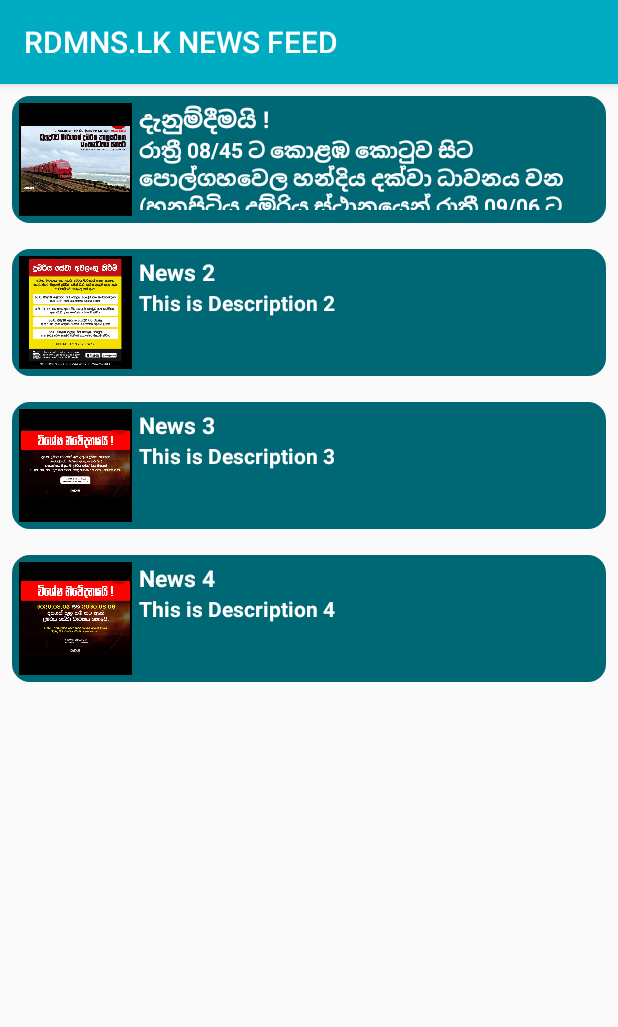
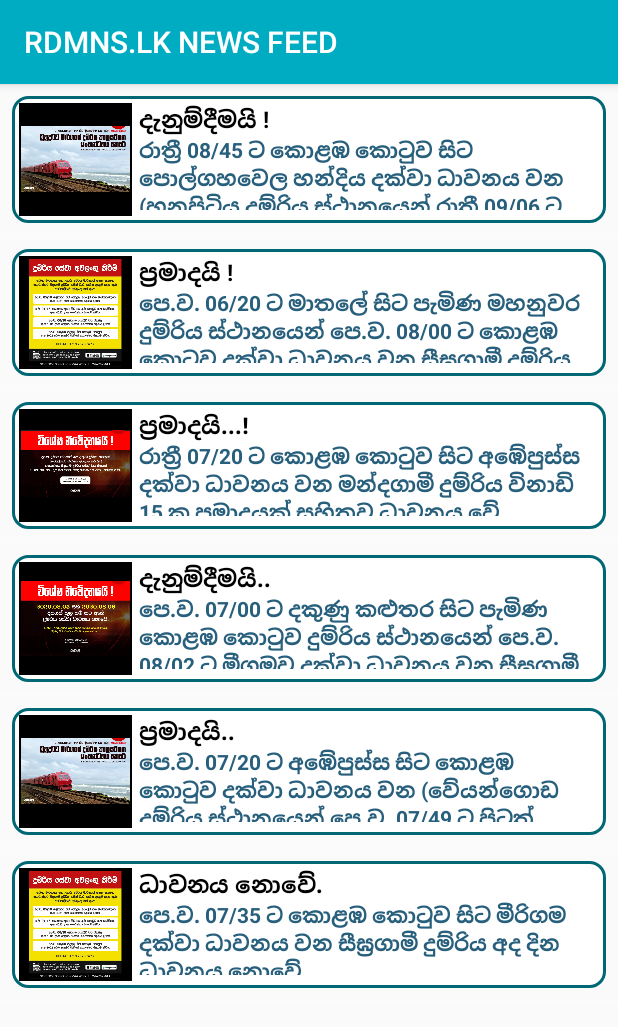
Before and after one commit to niroshan-ran/RDMNS_LK_REDESIGNED, an Android app: the MainNewsFeed screen opened directly, with no data from a screen before it, on a phone screen of 412 x 824 dp. Shown: the top 1027 px of the screen. Run offline under Robolectric (Android 15) with nearby library versions, the phone set to English and light mode, and no system bars.

Commit message:
UI fixes 2

```diff
--- a/app/src/main/java/com/uee/rdmns_lk_redesigned/MainNewsFeed.java
+++ b/app/src/main/java/com/uee/rdmns_lk_redesigned/MainNewsFeed.java
@@ -21,9 +21,19 @@ import java.util.List;
 public class MainNewsFeed extends AppCompatActivity {
 
     ListView NewsFeed_listView;
-    int newsBanners[] = {R.drawable.news1, R.drawable.news2, R.drawable.news3, R.drawable.news4};
-    String newsTopics[] = {"දැනුම්දීමයි !","News 2","News 3","News 4"};
-    String newsDescription[] = {"රාත්\u200Dරී 08/45 ට කොළඹ කොටුව සිට පොල්ගහවෙල හන්දිය දක්වා ධාවනය වන (හුනුපිටිය දුම්රිය ස්ථානයෙන් රාත්\u200Dරී 09/06 ට පිටත් වීමට නියමිත) මන්දගාමී දුම්රිය විනාඩි 19 ක ප්\u200Dරමාදයක් සහිතව ධාවනය වේ.", "This is Description 2","This is Description 3","This is Description 4"};
+    int newsBanners[] = {R.drawable.news1, R.drawable.news2, R.drawable.news3, R.drawable.news4, R.drawable.news1, R.drawable.news2};
+    String newsTopics[] = {"දැනුම්දීමයි !","ප්\u200Dරමාදයි !","ප්\u200Dරමාදයි...!","දැනුම්දීමයි..","ප්\u200Dරමාදයි..","ධාවනය නොවේ."};
+    String newsDescription[] = {"රාත්\u200Dරී 08/45 ට කොළඹ කොටුව සිට පොල්ගහවෙල හන්දිය දක්වා ධාවනය වන (හුනුපිටිය දුම්රිය ස්ථානයෙන් රාත්\u200Dරී 09/06 ට පිටත් වීමට නියමිත) මන්දගාමී දුම්රිය විනාඩි 19 ක ප්\u200Dරමාදයක් සහිතව ධාවනය වේ.", "පෙ.ව. 06/20 ට මාතලේ සිට පැමිණ මහනුවර දුම්රිය ස්ථානයෙන් පෙ.ව. 08/00 ට කොළඹ කොටුව දක්වා ධාවනය වන සීඝ්\u200Dරගාමී දුම්රිය විනාඩි 28 ක පමණ ප්\u200Dරමාදයක් සහිතව ධාවනය වේ.\n" +
+            "\n" +
+            "බලන දුම්රිය ස්ථානයෙන් පිටත් වීම පෙ.ව. 09/11","රාත්\u200Dරී 07/20 ට කොළඹ කොටුව සිට අඹේපුස්ස දක්වා ධාවනය වන මන්දගාමී දුම්රිය විනාඩි 15 ක ප්\u200Dරමාදයක් සහිතව ධාවනය වේ.\n" +
+            "\n" +
+            "කොළඹ කොටුව දුම්රිය ස්ථානයෙන් පිටත් වීම රාත්\u200Dරී 07/35","පෙ.ව. 07/00 ට දකුණු කළුතර සිට පැමිණ කොළඹ කොටුව දුම්රිය ස්ථානයෙන් පෙ.ව. 08/02 ට මීගමුව දක්වා ධාවනය වන සීඝ්\u200Dරගාමී දුම්රිය අද දින රාගම හන්දිය දක්වා ඇති සෑම දුම්රිය ස්ථානයකම නවත්වනවා ඇත.\n" +
+            "\n" +
+            "කොළඹ කොටුව දුම්රිය ස්ථානය.","පෙ.ව. 07/20 ට අඹේපුස්ස සිට කොළඹ කොටුව දක්වා ධාවනය වන (වේයන්ගොඩ දුම්රිය ස්ථානයෙන් පෙ.ව. 07/49 ට පිටත් වීමට නියමිත) මන්දගාමී දුම්රිය විනාඩි 19 ක ප්\u200Dරමාදයක් සහිතව ධාවනය වේ.\n" +
+            "\n" +
+            "වේයන්ගොඩ දුම්රිය ස්ථානයෙන් පිටත් වීම පෙ.ව. 08/08","පෙ.ව. 07/35 ට කොළඹ කොටුව සිට මීරිගම දක්වා ධාවනය වන සීඝ්\u200Dරගාමී දුම්රිය අද දින ධාවනය නොවේ.\n" +
+            "\n" +
+            "කොළඹ කොටුව දුම්රිය ස්ථානය."};
 
     List<NewsFeedModel> listNewsFeed = new ArrayList<>();
 
--- /dev/null
+++ b/app/src/main/res/drawable/border_news_feed.xml
@@ -0,0 +1,26 @@
+<?xml version="1.0" encoding="utf-8"?>
+<shape xmlns:android="http://schemas.android.com/apk/res/android">
+
+    <stroke
+        android:width="2sp"
+        android:color="@color/colorAccent"
+        />
+
+    <corners
+        android:topLeftRadius="10sp"
+        android:bottomLeftRadius="10dp"
+        android:topRightRadius="10dp"
+        android:bottomRightRadius="10dp"
+        />
+
+    <padding
+        android:bottom="5dp"
+        android:top="5dp"
+        android:left="5dp"
+        android:right="5dp"
+        />
+
+   <solid
+       android:color="#fff"
+       />
+</shape>
--- a/app/src/main/res/layout/activity_view_news.xml
+++ b/app/src/main/res/layout/activity_view_news.xml
@@ -16,7 +16,7 @@
 
             <ImageView
                 android:id="@+id/newsImageView"
-                android:background="@drawable/border"
+                android:background="@drawable/border_news_feed"
                 android:layout_marginTop="5dp"
                 android:layout_centerHorizontal="true"
                 android:padding="5dp"
--- a/app/src/main/res/layout/row_news_feed.xml
+++ b/app/src/main/res/layout/row_news_feed.xml
@@ -7,10 +7,9 @@
     <RelativeLayout
         android:layout_width="match_parent"
         android:layout_height="wrap_content"
-        android:background="@drawable/border"
+        android:background="@drawable/border_news_feed"
         android:layout_margin="8dp"
-
-        android:backgroundTint="@color/colorAccent">
+        >
         <ImageView
             android:id="@+id/newsBanner"
             android:src="@drawable/news2"
@@ -22,7 +21,7 @@
             android:id="@+id/newsTopic"
             android:layout_marginStart="80dp"
             android:textSize="15sp"
-            android:textColor="#fff"
+            android:textColor="#000"
             android:textStyle="bold"
             android:text="NewsTopic"
             android:layout_width="wrap_content"
@@ -31,7 +30,7 @@
             android:id="@+id/newsDescription"
             android:layout_marginStart="80dp"
             android:textStyle="bold"
-            android:textColor="#fff"
+            android:textColor="#275F7C"
             android:text="Description"
             android:layout_marginTop="0dp"
             android:layout_below="@id/newsTopic"
```
